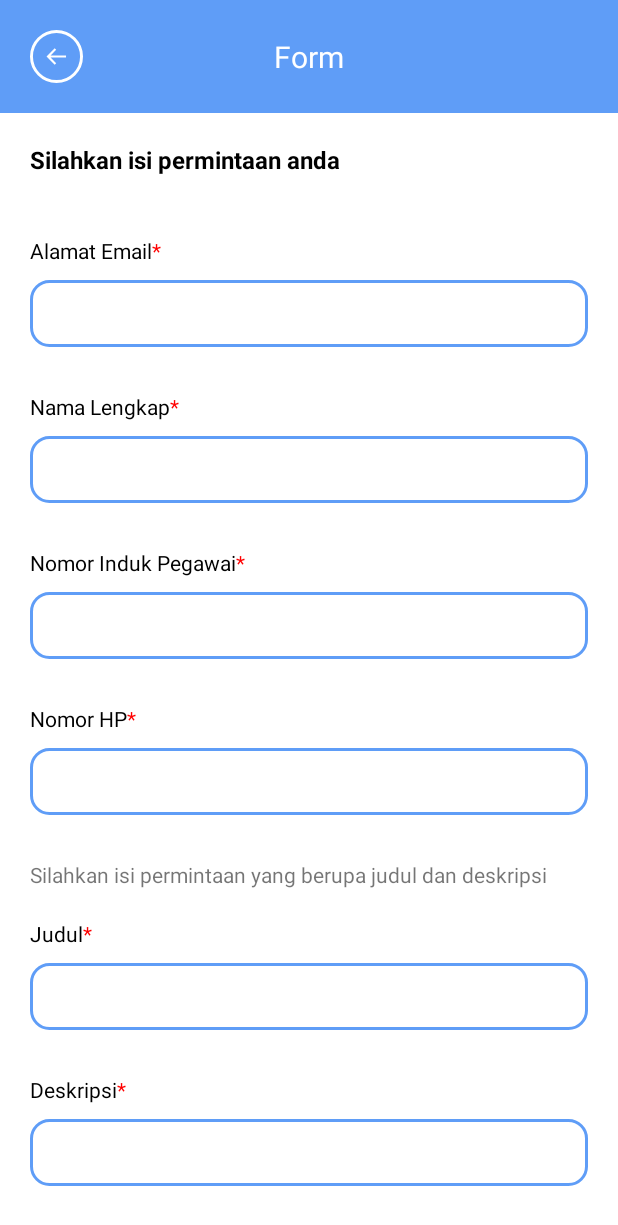
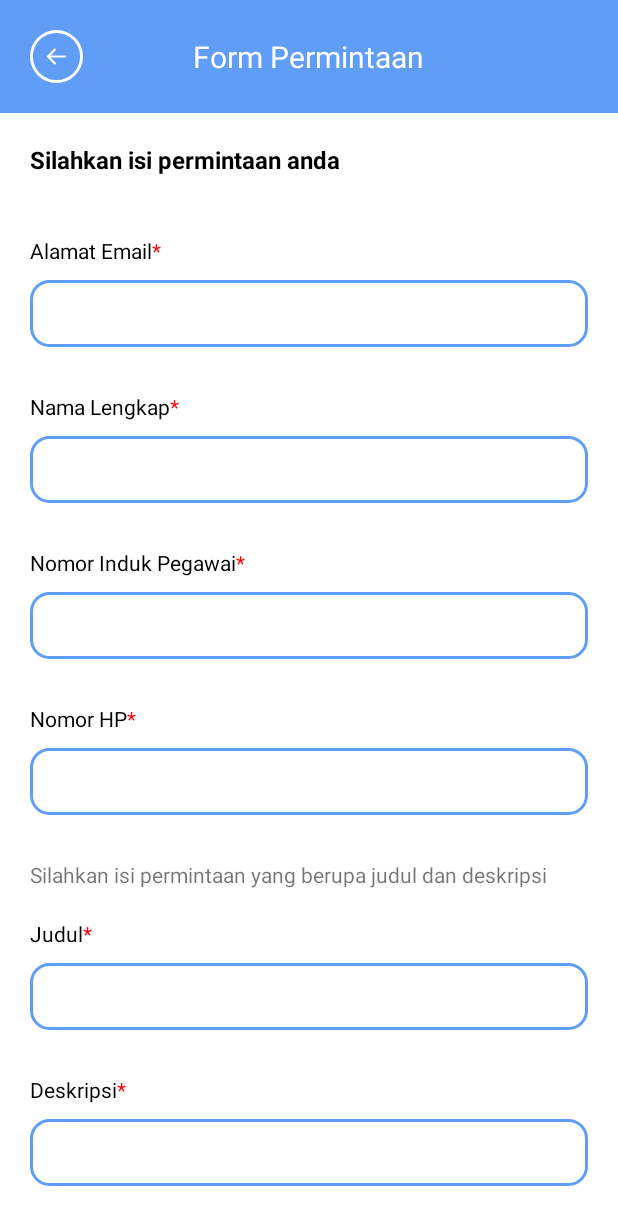
Before and after one commit to Rezazu/stela_skripsi, an Android app: the FormActivity screen opened directly, with no data from a screen before it, on a phone screen of 412 x 824 dp. Shown: the top 1225 px of the screen. Run offline under Robolectric (Android 15) with nearby library versions, the phone set to English and light mode, and no system bars.

Commit message:
form header

```diff
--- a/app/src/main/java/com/example/stela_android/FormActivity.kt
+++ b/app/src/main/java/com/example/stela_android/FormActivity.kt
@@ -1,12 +1,20 @@
 package com.example.stela_android
 
+import android.content.Intent
 import androidx.appcompat.app.AppCompatActivity
 import android.os.Bundle
+import kotlinx.android.synthetic.main.activity_notifications_page.*
 
 class FormActivity : AppCompatActivity() {
     override fun onCreate(savedInstanceState: Bundle?) {
         super.onCreate(savedInstanceState)
         setContentView(R.layout.activity_form)
-        this.title = "Form"
+        backBtnListener()
+    }
+
+    private fun backBtnListener() {
+        back_btn.setOnClickListener {
+            startActivity(Intent(this, Homepage::class.java))
+        }
     }
 }
--- a/app/src/main/res/layout/activity_form.xml
+++ b/app/src/main/res/layout/activity_form.xml
@@ -26,7 +26,7 @@
             android:layout_height="wrap_content"
             android:textColor="@color/white"
             android:textSize="20sp"
-            android:text="Form"
+            android:text="Form Permintaan"
             android:layout_centerVertical="true"
             android:layout_centerHorizontal="true"
             />
@@ -40,6 +40,7 @@
         android:layout_below="@+id/header_section"
         android:fillViewport="true"
         android:scrollbars="none">
+        >
 
         <LinearLayout
             android:layout_width="match_parent"
```
